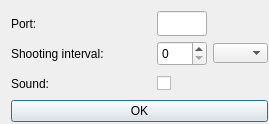
Qt form ImageServerGui/settings.ui (dreamhostage/Image-Service) before a commit.
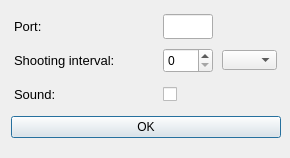
The same form after that commit.

```diff
--- a/ImageServerGui/settings.ui
+++ b/ImageServerGui/settings.ui
@@ -6,8 +6,8 @@
    <rect>
     <x>0</x>
     <y>0</y>
-    <width>269</width>
-    <height>124</height>
+    <width>290</width>
+    <height>158</height>
    </rect>
   </property>
   <property name="windowTitle">
@@ -18,8 +18,8 @@
     <rect>
      <x>11</x>
      <y>11</y>
-     <width>257</width>
-     <height>111</height>
+     <width>270</width>
+     <height>132</height>
     </rect>
    </property>
    <layout class="QVBoxLayout" name="verticalLayout">
@@ -39,6 +39,11 @@
           <height>25</height>
          </size>
         </property>
+        <property name="font">
+         <font>
+          <pointsize>10</pointsize>
+         </font>
+        </property>
         <property name="text">
          <string>Port:</string>
         </property>
@@ -97,6 +102,11 @@
           <height>25</height>
          </size>
         </property>
+        <property name="font">
+         <font>
+          <pointsize>10</pointsize>
+         </font>
+        </property>
         <property name="text">
          <string>Shooting interval:</string>
         </property>
@@ -152,6 +162,11 @@
           <height>25</height>
          </size>
         </property>
+        <property name="font">
+         <font>
+          <pointsize>10</pointsize>
+         </font>
+        </property>
         <property name="text">
          <string>Sound:</string>
         </property>
@@ -165,6 +180,12 @@
           <height>25</height>
          </size>
         </property>
+        <property name="maximumSize">
+         <size>
+          <width>50</width>
+          <height>25</height>
+         </size>
+        </property>
         <property name="text">
          <string/>
         </property>
```
